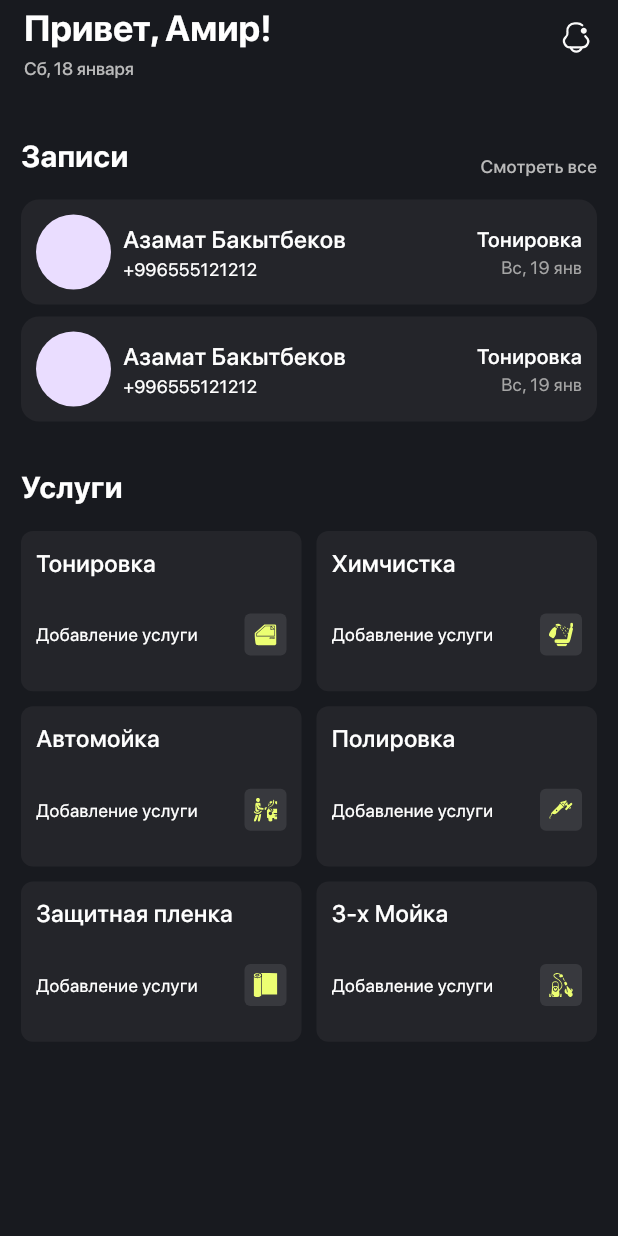
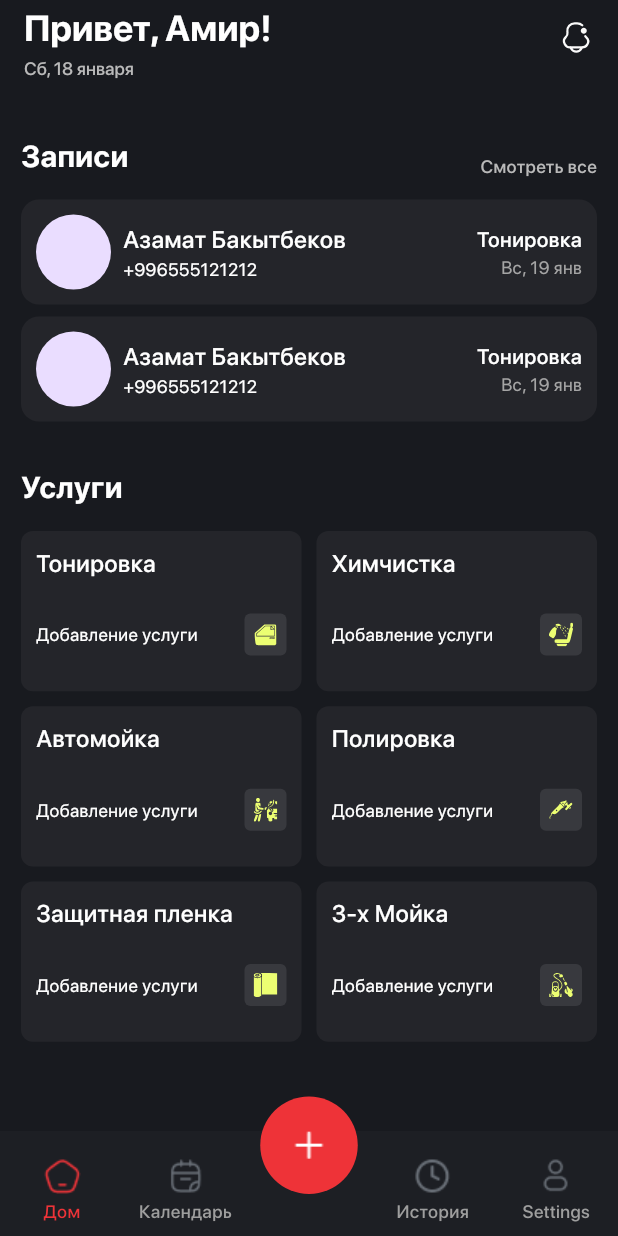
Before and after one commit to rahimov27/a1_workspace, a Flutter app: the screen it shows after launch, on a phone screen of 412 x 824 dp. Run offline on Flutter 3.47's test engine with Material 3 defaults, Android fonts, the phone set to English and light mode, and no system bars; drawn by our look-alikes of persistent_bottom_nav_bar; our stand-ins replace flutter_svg.

Commit message:
added bottom nav bar

```diff
--- a/lib/main.dart
+++ b/lib/main.dart
@@ -1,6 +1,150 @@
-import 'package:a1_workspace/app.dart';
+import 'package:a1_workspace/features/home/presentation/pages/home_page.dart';
+import 'package:a1_workspace/shared/core/styles/app_colors.dart';
+import 'package:a1_workspace/shared/theme/theme.dart';
 import 'package:flutter/material.dart';
+import 'package:persistent_bottom_nav_bar/persistent_bottom_nav_bar.dart';
 
-void main() {
-  runApp(const App());
+void main() => runApp(const App());
+
+class App extends StatelessWidget {
+  const App({super.key});
+
+  @override
+  Widget build(BuildContext context) {
+    return MaterialApp(
+      title: "Persistent Bottom Navigation Bar Example",
+      theme: theme,
+      home: const MainMenu(),
+    );
+  }
 }
+
+class MainMenu extends StatefulWidget {
+  const MainMenu({super.key});
+
+  @override
+  _MainMenuState createState() => _MainMenuState();
+}
+
+class _MainMenuState extends State<MainMenu> {
+  late PersistentTabController _controller;
+
+  @override
+  void initState() {
+    super.initState();
+    _controller = PersistentTabController(initialIndex: 0);
+  }
+
+  List<Widget> _buildScreens() {
+    return [
+      const HomePage(),
+      const HomePage(),
+      const HomePage(),
+      const HomePage(),
+      const HomePage(),
+    ];
+  }
+
+  List<PersistentBottomNavBarItem> _navBarsItems() {
+    return [
+      PersistentBottomNavBarItem(
+        textStyle: const TextStyle(
+          fontSize: 12,
+          fontFamily: "sf-medium",
+        ),
+        icon: Padding(
+          padding: const EdgeInsets.only(top: 10),
+          child: Image.asset("assets/svg/home-active.png"),
+        ),
+        inactiveIcon: Padding(
+          padding: const EdgeInsets.only(top: 10),
+          child: Image.asset("assets/svg/home-inactive.png"),
+        ),
+        title: "Дом",
+        activeColorPrimary: AppColors.mainRed,
+        inactiveColorPrimary: Colors.grey,
+      ),
+      PersistentBottomNavBarItem(
+        textStyle: const TextStyle(
+          fontSize: 12,
+          fontFamily: "sf-medium",
+        ),
+        icon: Padding(
+          padding: const EdgeInsets.only(top: 10),
+          child: Image.asset("assets/svg/calendar-active.png"),
+        ),
+        title: "Календарь",
+        inactiveIcon: Padding(
+          padding: const EdgeInsets.only(top: 10),
+          child: Image.asset("assets/svg/calendar-inactive.png"),
+        ),
+        activeColorPrimary: AppColors.mainRed,
+        inactiveColorPrimary: Colors.grey,
+      ),
+      PersistentBottomNavBarItem(
+        textStyle: const TextStyle(
+          fontSize: 12,
+          fontFamily: "sf-medium",
+        ),
+        icon: Image.asset("assets/svg/add.png"),
+        activeColorPrimary: AppColors.mainRed,
+        inactiveColorPrimary: Colors.grey,
+      ),
+      PersistentBottomNavBarItem(
+        textStyle: const TextStyle(
+          fontSize: 12,
+          fontFamily: "sf-medium",
+        ),
+        inactiveIcon: Padding(
+          padding: const EdgeInsets.only(top: 10),
+          child: Image.asset("assets/svg/clock-inactive.png"),
+        ),
+        icon: Padding(
+          padding: const EdgeInsets.only(top: 10),
+          child: Image.asset("assets/svg/clock-active.png"),
+        ),
+        title: "История",
+        activeColorPrimary: Colors.deepOrange,
+        inactiveColorPrimary: Colors.grey,
+      ),
+      PersistentBottomNavBarItem(
+        textStyle: const TextStyle(
+          fontSize: 12,
+          fontFamily: "sf-medium",
+        ),
+        icon: Padding(
+          padding: const EdgeInsets.only(top: 10),
+          child: Image.asset("assets/svg/profile-active.png"),
+        ),
+        inactiveIcon: Padding(
+          padding: const EdgeInsets.only(top: 10),
+          child: Image.asset("assets/svg/profile-inactive.png"),
+        ),
+        title: "Settings",
+        activeColorPrimary: AppColors.mainRed,
+        inactiveColorPrimary: Colors.grey,
+      ),
+    ];
+  }
+
+  @override
+  Widget build(BuildContext context) {
+    return PersistentTabView(
+      context,
+      controller: _controller,
+      screens: _buildScreens(),
+      items: _navBarsItems(),
+      confineToSafeArea: true,
+      backgroundColor: AppColors.navbarBackground,
+      handleAndroidBackButtonPress: true,
+      resizeToAvoidBottomInset: true,
+      stateManagement: true,
+      navBarHeight: 70,
+      hideNavigationBarWhenKeyboardAppears: true,
+      decoration: const NavBarDecoration(
+        colorBehindNavBar: Colors.white,
+      ),
+      navBarStyle: NavBarStyle.style15,
+    );
+  }
+}
--- a/lib/shared/core/styles/app_colors.dart
+++ b/lib/shared/core/styles/app_colors.dart
@@ -12,4 +12,5 @@ abstract class AppColors {
   static const Color greyAuth = Color(0xff9D9D9D);
   static const Color greyHomeCard = Color(0xffA5A5A5);
   static const Color greyUslugaColor = Color(0xff38393E);
+  static const Color navbarBackground = Color(0xff1D1F24);
 }
```
Also changed, not shown: assets/svg/add.png (added), assets/svg/calendar-active.png (added), assets/svg/calendar-inactive.png (added), assets/svg/clock-active.png (added), assets/svg/clock-inactive.png (added), assets/svg/home-active.png (added), assets/svg/home-inactive.png (added), assets/svg/home-nav.svg (added), assets/svg/profile-active.png (added), assets/svg/profile-inactive.png (added).
